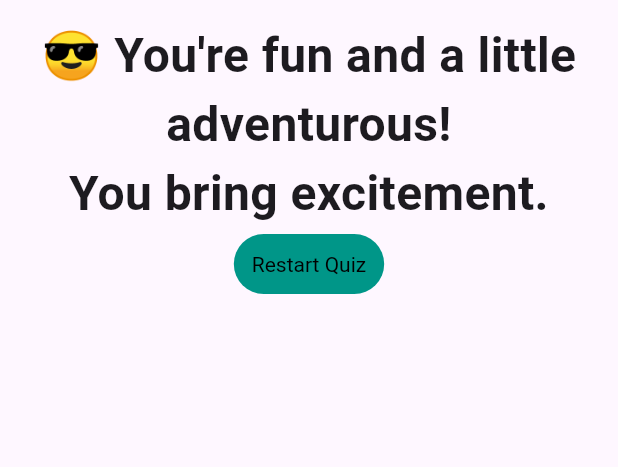
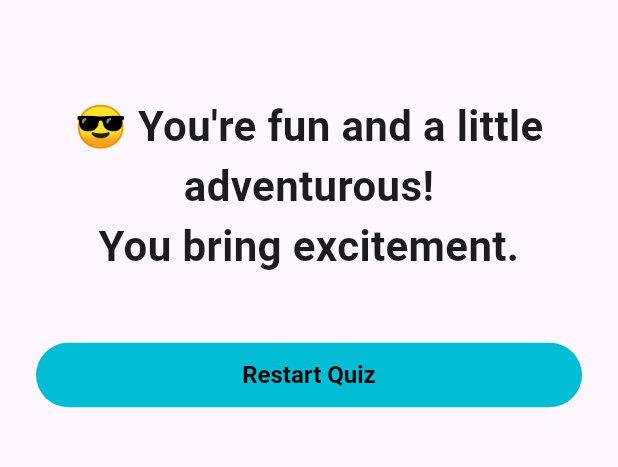
Before and after one commit to NovaLogics/skills-training-flutter-dart, a Flutter app: the screen it shows after launch, after a tap on "Black", after a tap on "Cat", after a tap on "Nova", on a phone screen of 412 x 824 dp, the part 63-530 px from its top. Run offline on Flutter 3.47's test engine with Material 3 defaults, Android fonts, the phone set to English and light mode, and no system bars.

Commit message:
feat [ui]: Stage 3 - Update result UI

```diff
--- a/lib/result.dart
+++ b/lib/result.dart
@@ -9,21 +9,19 @@ class Result extends StatelessWidget {
   String get resultPhrase {
     String resultText;
     if (resultScore <= 8) {
-      resultText = "😊 You're sweet and calm! \nPeople feel relaxed around you.";
-    }
-    else if (resultScore <= 12) {
+      resultText =
+          "😊 You're sweet and calm! \nPeople feel relaxed around you.";
+    } else if (resultScore <= 12) {
       resultText =
           "👍 You're friendly and easygoing! \nPeople like being around you.";
-    }
-    else if (resultScore <= 16) {
+    } else if (resultScore <= 16) {
       resultText =
           "😎 You're fun and a little adventurous! \nYou bring excitement.";
-    }
-    else if (resultScore <= 20) {
+    } else if (resultScore <= 20) {
       resultText = "🔥 You're bold and unique! \nPeople always remember you.";
-    }
-    else {
-      resultText = "🌌 You're one-of-a-kind! \nMysterious and super interesting.";
+    } else {
+      resultText =
+          "🌌 You're one-of-a-kind! \nMysterious and super interesting.";
     }
     return resultText;
   }
@@ -33,25 +31,36 @@ class Result extends StatelessWidget {
     return Center(
       child: Column(
         children: [
-          Text(
+          Container(
+            width: double.infinity,
+            margin: const EdgeInsets.fromLTRB(16.0, 48.0, 16.0, 16.0),
+            padding: const EdgeInsets.all(2.0),
+            child: Text(
               resultPhrase,
               style: const TextStyle(
-              fontSize: 32,
+                fontSize: 28,
                 fontWeight: FontWeight.bold,
               ),
               textAlign: TextAlign.center,
             ),
-          TextButton(
+          ),
+          Container(
+            width: double.infinity,
+            margin: const EdgeInsets.all(24.0),
+            child: TextButton(
               onPressed: resetHandler,
               child: const Text("Restart Quiz"),
               style: TextButton.styleFrom(
-              backgroundColor: Colors.teal,
+                backgroundColor: Colors.cyan[500],
                 primary: Colors.black,
+                padding: const EdgeInsets.all(12.0),
                 textStyle: const TextStyle(
-                color: Colors.black,
+                  fontWeight: FontWeight.bold,
+                  fontSize: 16.0,
                 ),
               ),
-          )
+            ),
+          ),
         ],
       ),
     );
```
Lines whose indentation alone changed are shown as unchanged.
